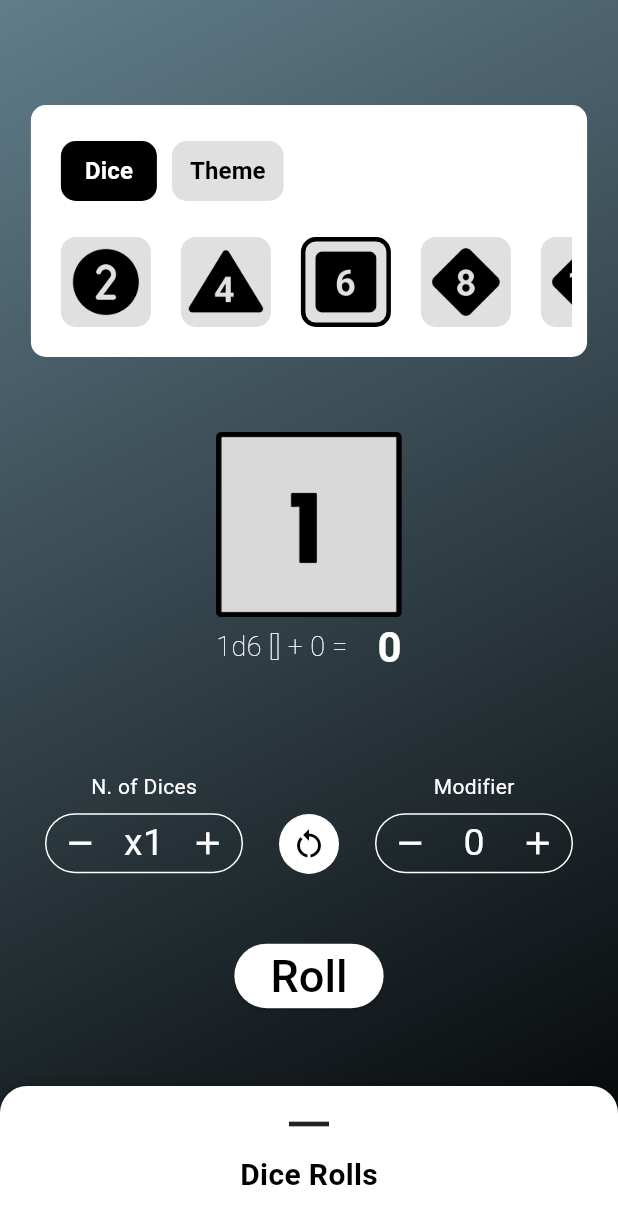
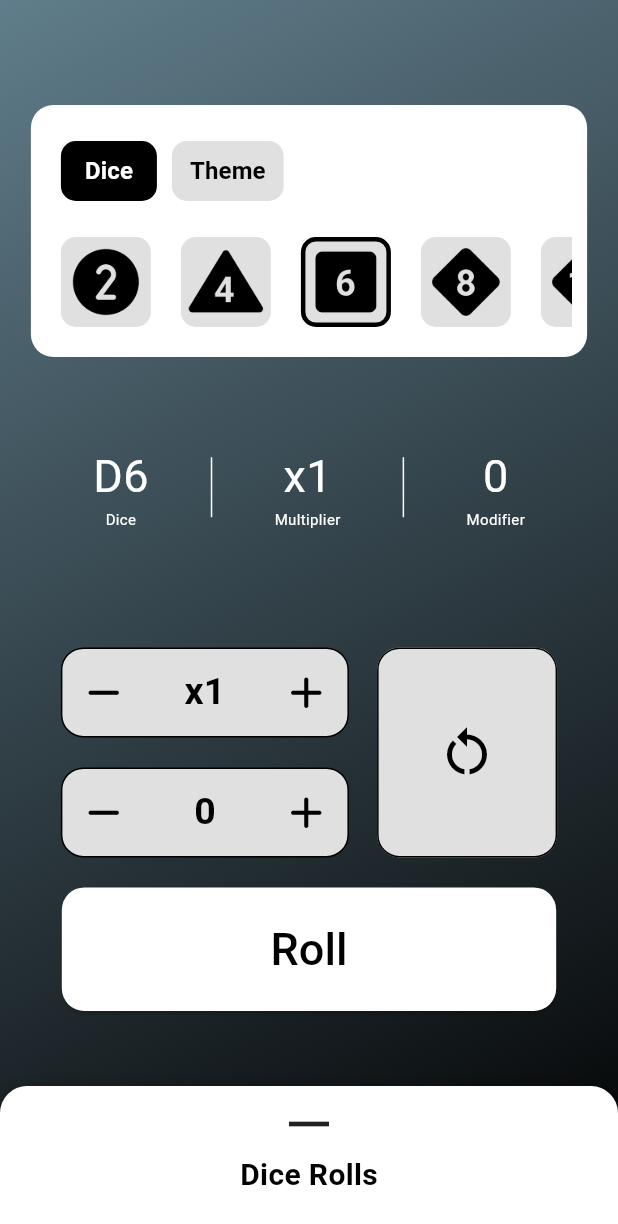
Before and after one commit to MalkoKai/dice_roller, a Flutter app: the screen it shows after launch, on a phone screen of 412 x 824 dp. Shown: the top 1224 px of the screen. Run offline on Flutter 3.47's test engine with Material 3 defaults, Android fonts, the phone set to English and light mode, and no system bars; drawn by our look-alikes of sliding_up_panel.

Commit message:
visual optimization and organization

```diff
--- a/lib/models/dice.dart
+++ b/lib/models/dice.dart
@@ -26,8 +26,7 @@ class Dice {
     for (int i = 0; i < _multiplier; i++) {
       _currentDiceNums.add(_randomizer.nextInt(_currentDiceSize) + 1);
     }
-
-    _currentDiceNums.sort();
+    _currentDiceNums.sort((a, b) => b.compareTo(a));
 
     Map<String, List<List<int>>> newRoll = {
       (_diceRolls.length + 1).toString(): [
--- a/lib/pages/dice_roller_page.dart
+++ b/lib/pages/dice_roller_page.dart
@@ -1,6 +1,8 @@
 import 'package:dice_roller/widgets/dice_roller.dart';
 import 'package:dice_roller/widgets/edit_container.dart';
 import 'package:dice_roller/widgets/quantity_input.dart';
+import 'package:dice_roller/widgets/set_values_container.dart';
+import 'package:dice_roller/widgets/summary_container.dart';
 import 'package:flutter/material.dart';
 import 'package:sliding_up_panel/sliding_up_panel.dart';
 import 'package:dice_roller/models/dice.dart';
@@ -41,111 +43,19 @@ class _DiceRollerPageState extends State<DiceRollerPage> {
               setState(() {});
             },
           ),
-          SizedBox(height: 50),
-          DiceRoller(dice: _dice),
           Spacer(),
-          Row(
-            mainAxisAlignment: MainAxisAlignment.center,
-            children: [
-              Text(
-                '${_dice.getRollExpression()} =',
-                style: TextStyle(
-                  color: Colors.white,
-                  fontSize: 18,
-                  fontWeight: FontWeight.w100,
-                ),
-              ),
-              SizedBox(width: 20),
-              Text(
-                _dice.getTotalRoll().toString(),
-                style: TextStyle(
-                  color: Colors.white,
-                  fontSize: 28,
-                  fontWeight: FontWeight.bold,
-                ),
-              ),
-            ],
-          ),
-          SizedBox(height: 50),
-          Row(
-            children: [
-              SizedBox(width: 30),
-              Column(
-                children: [
-                  const Padding(
-                    padding: EdgeInsets.all(8.0),
-                    child: Text(
-                      'N. of Dices',
-                      style: TextStyle(color: Colors.white),
-                    ),
-                  ),
-                  QuantityInput(
+          SummaryContainer(
             dice: _dice,
-                    onChanged: () {
+            onDiceChanged: () {
               setState(() {});
             },
-                    type: 'multiplier',
-                  ),
-                ],
           ),
           Spacer(),
-              Column(
-                children: [
-                  const Padding(
-                    padding: EdgeInsets.all(8.0),
-                    child: Text('', style: TextStyle(color: Colors.white)),
-                  ),
-                  IconButton(
-                    onPressed: () {
-                      setState(() {
-                        _dice.reset();
-                      });
-                    },
-                    style: IconButton.styleFrom(
-                      backgroundColor: Colors.white,
-                      foregroundColor: Colors.black,
-                    ),
-                    icon: Icon(Icons.restart_alt),
-                  ),
-                ],
-              ),
-              Spacer(),
-              Column(
-                children: [
-                  const Padding(
-                    padding: EdgeInsets.all(8.0),
-                    child: Text(
-                      'Modifier',
-                      style: TextStyle(color: Colors.white),
-                    ),
-                  ),
-                  QuantityInput(
+          SetValuesContainer(
             dice: _dice,
-                    onChanged: () {
+            onDiceChanged: () {
               setState(() {});
             },
-                    type: 'bonus',
-                  ),
-                ],
-              ),
-              SizedBox(width: 30),
-            ],
-          ),
-          SizedBox(height: 40),
-          ElevatedButton(
-            onPressed: () {
-              setState(() {
-                _dice.rollDice();
-              });
-            },
-            style: TextButton.styleFrom(
-              backgroundColor: Colors.white,
-              foregroundColor: Colors.black,
-            ),
-            child: Text(
-              'Roll',
-              style: TextStyle(color: Colors.black, fontSize: 30),
-            ),
           ),
           SizedBox(height: 150),
         ],
--- a/lib/widgets/dice_roller.dart
+++ b/lib/widgets/dice_roller.dart
@@ -23,7 +23,7 @@ class _DiceRollerState extends State<DiceRoller> {
   Widget build(BuildContext context) {
     return Image.asset(
       [20, 12, 10, 8, 6, 4, 2].contains(_dice.currentDiceSize)
-          ? 'assets/images/dice_images/dice-d${_dice.currentDiceSize}-${_dice.currentDiceNums.isNotEmpty ? _dice.currentDiceNums.last : 1}.png'
+          ? 'assets/images/dice_images/dice-d${_dice.currentDiceSize}-${_dice.currentDiceNums.isNotEmpty ? _dice.currentDiceNums.first : 1}.png'
           : 'assets/images/dice_icons/icon-d100.png',
       height: MediaQuery.of(context).size.height * 0.15,
     );
--- a/lib/widgets/edit_container.dart
+++ b/lib/widgets/edit_container.dart
@@ -1,5 +1,6 @@
 import 'package:dice_roller/models/dice.dart';
 import 'package:flutter/material.dart';
+import 'package:flutter/services.dart';
 
 class EditContainer extends StatefulWidget {
   const EditContainer({
@@ -60,6 +61,7 @@ class _EditContainerState extends State<EditContainer> {
                     _dice.setCustomDiceSize(temp.toInt());
                     widget.onDiceChanged();
                   });
+                  HapticFeedback.lightImpact();
                   Navigator.pop(context);
                 },
                 child: Text('Confirm'),
@@ -117,6 +119,7 @@ class _EditContainerState extends State<EditContainer> {
                           widget.onDiceChanged();
                         }
                       });
+                      HapticFeedback.lightImpact();
                     },
                     child: Image.asset(diceIcons[index], width: 30, height: 30),
                   ),
@@ -146,7 +149,7 @@ class _EditContainerState extends State<EditContainer> {
       //height: MediaQuery.of(context).size.height * 0.2,
       decoration: BoxDecoration(
         color: Colors.white,
-        borderRadius: BorderRadius.circular(10),
+        borderRadius: BorderRadius.circular(15),
       ),
       child: Column(
         children: [
@@ -167,6 +170,7 @@ class _EditContainerState extends State<EditContainer> {
                   setState(() {
                     _showDiceView = true;
                   });
+                  HapticFeedback.lightImpact();
                 },
                 child: Text(
                   'Dice',
@@ -191,6 +195,7 @@ class _EditContainerState extends State<EditContainer> {
                   setState(() {
                     _showDiceView = false;
                   });
+                  HapticFeedback.lightImpact();
                 },
                 child: Text(
                   'Theme',
--- a/lib/widgets/quantity_input.dart
+++ b/lib/widgets/quantity_input.dart
@@ -1,5 +1,6 @@
 import 'package:dice_roller/models/dice.dart';
 import 'package:flutter/material.dart';
+import 'package:flutter/services.dart';
 
 class QuantityInput extends StatefulWidget {
   const QuantityInput({
@@ -18,23 +19,18 @@ class QuantityInput extends StatefulWidget {
 }
 
 class _QuantityInputState extends State<QuantityInput> {
-  late final Dice _dice;
-
-  @override
-  void initState() {
-    super.initState();
-    _dice = widget.dice;
-  }
+  //late final Dice _dice;
 
   @override
   Widget build(BuildContext context) {
     return Container(
       //width: 150,
-      height: 40,
+      height: 60,
       //padding: EdgeInsets.all(3),
       decoration: BoxDecoration(
-        borderRadius: BorderRadius.circular(30),
-        border: Border.all(color: Colors.white),
+        color: Colors.grey.shade300,
+        borderRadius: BorderRadius.circular(15),
+        border: Border.all(color: Colors.black),
       ),
       child: Row(
         children: [
@@ -42,11 +38,13 @@ class _QuantityInputState extends State<QuantityInput> {
           InkWell(
             onTap: () {
               setState(() {
-                if (widget.type == 'bonus') {
-                  _dice.minusDice();
+                if (widget.type == 'bonus' && widget.dice.bonusDice > -100) {
+                  HapticFeedback.lightImpact();
+                  widget.dice.minusDice();
                 }
-                if (widget.type == 'multiplier') {
-                  _dice.minusMultiplier();
+                if (widget.type == 'multiplier' && widget.dice.multiplier > 1) {
+                  HapticFeedback.lightImpact();
+                  widget.dice.minusMultiplier();
                 }
                 widget.onChanged();
               });
@@ -54,34 +52,44 @@ class _QuantityInputState extends State<QuantityInput> {
             onLongPress: () {
               setState(() {
                 if (widget.type == 'bonus') {
-                  _dice.setBonusDice(-100);
+                  HapticFeedback.lightImpact();
+                  widget.dice.setBonusDice(-100);
                 }
                 if (widget.type == 'multiplier') {
-                  _dice.setMultiplier(1);
+                  HapticFeedback.lightImpact();
+                  widget.dice.setMultiplier(1);
                 }
+                widget.onChanged();
               });
             },
-            child: Icon(Icons.remove, size: 25, color: Colors.white),
+            child: Icon(Icons.remove_rounded, size: 35, color: Colors.black),
           ),
           SizedBox(
-            width: 60,
+            width: 100,
             child: Center(
               child: Text(
                 widget.type == 'bonus'
-                    ? _dice.bonusDice.toString()
-                    : 'x${_dice.multiplier.toString()}',
-                style: TextStyle(fontSize: 25, color: Colors.white),
+                    ? widget.dice.bonusDice.toString()
+                    : 'x${widget.dice.multiplier.toString()}',
+                style: TextStyle(
+                  fontSize: 25,
+                  color: Colors.black,
+                  fontWeight: FontWeight.bold,
+                ),
               ),
             ),
           ),
           InkWell(
             onTap: () {
               setState(() {
-                if (widget.type == 'bonus') {
-                  _dice.plusDice();
+                if (widget.type == 'bonus' && widget.dice.bonusDice < 100) {
+                  HapticFeedback.lightImpact();
+                  widget.dice.plusDice();
                 }
-                if (widget.type == 'multiplier') {
-                  _dice.plusMultiplier();
+                if (widget.type == 'multiplier' &&
+                    widget.dice.multiplier < 10) {
+                  HapticFeedback.lightImpact();
+                  widget.dice.plusMultiplier();
                 }
                 widget.onChanged();
               });
@@ -89,14 +97,17 @@ class _QuantityInputState extends State<QuantityInput> {
             onLongPress: () {
               setState(() {
                 if (widget.type == 'multiplier') {
-                  _dice.setMultiplier(10);
+                  HapticFeedback.lightImpact();
+                  widget.dice.setMultiplier(10);
                 }
                 if (widget.type == 'bonus') {
-                  _dice.setBonusDice(100);
+                  HapticFeedback.lightImpact();
+                  widget.dice.setBonusDice(100);
                 }
+                widget.onChanged();
               });
             },
-            child: Icon(Icons.add, size: 25, color: Colors.white),
+            child: Icon(Icons.add_rounded, size: 35, color: Colors.black),
           ),
           SizedBox(width: 10),
         ],
--- /dev/null
+++ b/lib/widgets/set_values_container.dart
@@ -0,0 +1,182 @@
+import 'package:dice_roller/models/dice.dart';
+import 'package:dice_roller/widgets/dice_roller.dart';
+import 'package:dice_roller/widgets/quantity_input.dart';
+import 'package:flutter/material.dart';
+import 'package:flutter/services.dart';
+
+class SetValuesContainer extends StatefulWidget {
+  const SetValuesContainer({
+    required this.dice,
+    required this.onDiceChanged,
+    super.key,
+  });
+
+  final Dice dice;
+  final VoidCallback onDiceChanged;
+
+  @override
+  State<SetValuesContainer> createState() => _SetValuesContainerState();
+}
+
+class _SetValuesContainerState extends State<SetValuesContainer> {
+  late final Dice _dice;
+
+  @override
+  void initState() {
+    super.initState();
+    _dice = widget.dice;
+  }
+
+  @override
+  Widget build(BuildContext context) {
+    return Container(
+      width: MediaQuery.of(context).size.width * 0.9,
+      //height: MediaQuery.of(context).size.height * 0.2,
+      decoration: BoxDecoration(
+        //color: Colors.white,
+        borderRadius: BorderRadius.circular(15),
+      ),
+      child: Column(
+        children: [
+          SizedBox(height: 20),
+          Row(
+            children: [
+              SizedBox(width: 20),
+              Column(
+                children: [
+                  SizedBox(width: 30),
+                  QuantityInput(
+                    dice: _dice,
+                    onChanged: widget.onDiceChanged,
+                    type: 'multiplier',
+                  ),
+                  SizedBox(height: 20),
+                  QuantityInput(
+                    dice: _dice,
+                    onChanged: widget.onDiceChanged,
+                    type: 'bonus',
+                  ),
+                  SizedBox(width: 30),
+                ],
+              ),
+              Spacer(),
+              SizedBox(
+                width: 120,
+                height: 140,
+                child: IconButton(
+                  onPressed: () {
+                    setState(() {
+                      _dice.reset();
+                      widget.onDiceChanged();
+                    });
+                  },
+                  style: IconButton.styleFrom(
+                    backgroundColor: Colors.grey.shade300,
+                    foregroundColor: Colors.black,
+                    shape: RoundedRectangleBorder(
+                      side: BorderSide(color: Colors.black),
+                      borderRadius: BorderRadius.circular(15),
+                    ),
+                  ),
+                  icon: Icon(Icons.restart_alt, size: 40),
+                ),
+              ),
+              SizedBox(width: 20),
+            ],
+          ),
+          SizedBox(height: 20),
+          SizedBox(
+            width: MediaQuery.of(context).size.width * 0.8,
+            height: MediaQuery.of(context).size.height * 0.1,
+            child: ElevatedButton(
+              onPressed: () {
+                setState(() {
+                  _dice.rollDice();
+                  HapticFeedback.heavyImpact();
+                  widget.onDiceChanged();
+                  showDialog(
+                    context: context,
+                    builder:
+                        (context) => AlertDialog(
+                          title: Text(
+                            'Rolled Dice',
+                            style: TextStyle(color: Colors.white),
+                          ),
+                          backgroundColor: Colors.black,
+                          content: Column(
+                            mainAxisSize: MainAxisSize.min,
+                            children: [
+                              DiceRoller(dice: _dice),
+                              SizedBox(height: 20),
+                              Row(
+                                mainAxisAlignment: MainAxisAlignment.center,
+                                children: [
+                                  Text(
+                                    '${_dice.multiplier}d${_dice.currentDiceSize} + ${_dice.bonusDice} =',
+                                    style: TextStyle(
+                                      color: Colors.white,
+                                      fontSize: 18,
+                                      fontWeight: FontWeight.w100,
+                                    ),
+                                  ),
+                                  SizedBox(width: 20),
+                                  Text(
+                                    _dice.getTotalRoll().toString(),
+                                    style: TextStyle(
+                                      color: Colors.white,
+                                      fontSize: 28,
+                                      fontWeight: FontWeight.bold,
+                                    ),
+                                  ),
+                                ],
+                              ),
+                              Text(
+                                '[ ${_dice.currentDiceNums.join(', ')} ]',
+                                style: TextStyle(
+                                  color: Colors.white,
+                                  fontSize: 14,
+                                ),
+                              ),
+                              SizedBox(height: 20),
+                              TextButton(
+                                onPressed: () {
+                                  Navigator.pop(context);
+                                },
+                                style: TextButton.styleFrom(
+                                  backgroundColor: Colors.white,
+                                  foregroundColor: Colors.black,
+                                ),
+                                child: Text(
+                                  'Ok',
+                                  style: TextStyle(
+                                    color: Colors.black,
+                                    fontSize: 15,
+                                    fontWeight: FontWeight.bold,
+                                  ),
+                                ),
+                              ),
+                            ],
+                          ),
+                        ),
+                  );
+                });
+              },
+              style: TextButton.styleFrom(
+                backgroundColor: Colors.white,
+                foregroundColor: Colors.black,
+                shape: RoundedRectangleBorder(
+                  borderRadius: BorderRadius.circular(15),
+                ),
+              ),
+
+              child: Text(
+                'Roll',
+                style: TextStyle(color: Colors.black, fontSize: 30),
+              ),
+            ),
+          ),
+        ],
+      ),
+    );
+  }
+}
--- /dev/null
+++ b/lib/widgets/summary_container.dart
@@ -0,0 +1,82 @@
+import 'package:dice_roller/models/dice.dart';
+import 'package:flutter/material.dart';
+
+class SummaryContainer extends StatefulWidget {
+  const SummaryContainer({
+    required this.dice,
+    required this.onDiceChanged,
+    super.key,
+  });
+
+  final Dice dice;
+  final VoidCallback onDiceChanged;
+  @override
+  State<SummaryContainer> createState() => _SummaryContainerState();
+}
+
+class _SummaryContainerState extends State<SummaryContainer> {
+  @override
+  Widget build(BuildContext context) {
+    return Container(
+      width: MediaQuery.of(context).size.width * 0.9,
+      decoration: BoxDecoration(
+        //color: Colors.grey.shade300,
+        borderRadius: BorderRadius.circular(15),
+      ),
+      child: Column(
+        children: [
+          SizedBox(height: 20),
+          Row(
+            children: [
+              Spacer(),
+              Column(
+                children: [
+                  Text(
+                    'D${widget.dice.currentDiceSize}',
+                    style: TextStyle(fontSize: 30, color: Colors.white),
+                  ),
+                  Text(
+                    'Dice',
+                    style: TextStyle(fontSize: 10, color: Colors.white),
+                  ),
+                ],
+              ),
+              Spacer(),
+              Container(width: 1, height: 40, color: Colors.white),
+              Spacer(),
+              Column(
+                children: [
+                  Text(
+                    'x${widget.dice.multiplier}',
+                    style: TextStyle(fontSize: 30, color: Colors.white),
+                  ),
+                  Text(
+                    'Multiplier',
+                    style: TextStyle(fontSize: 10, color: Colors.white),
+                  ),
+                ],
+              ),
+              Spacer(),
+              Container(width: 1, height: 40, color: Colors.white),
+              Spacer(),
+              Column(
+                children: [
+                  Text(
+                    '${widget.dice.bonusDice}',
+                    style: TextStyle(fontSize: 30, color: Colors.white),
+                  ),
+                  Text(
+                    'Modifier',
+                    style: TextStyle(fontSize: 10, color: Colors.white),
+                  ),
+                ],
+              ),
+              Spacer(),
+            ],
+          ),
+          SizedBox(height: 20),
+        ],
+      ),
+    );
+  }
+}
```
Also changed, not shown: pubspec.yaml (+8 -1 lines), assets/icon/app_icon.png (added). Lines whose indentation alone changed are shown as unchanged.
